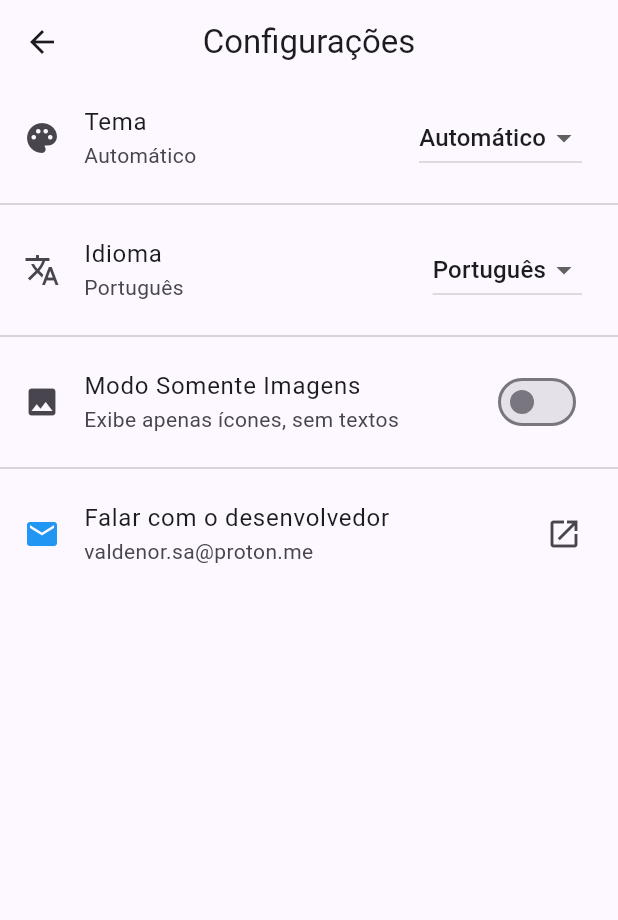
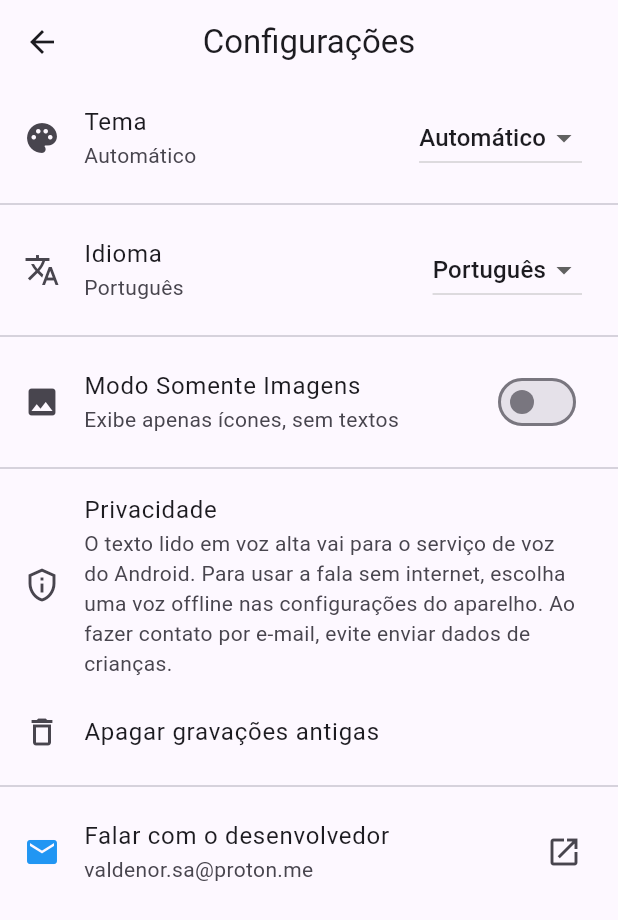
Before and after one commit to alunoadsnoite/tea-fala, a Flutter app: the SettingsScreen screen opened by its route, on a phone screen of 412 x 824 dp. Shown: the top 920 px of the screen. Run offline on Flutter 3.47's test engine with Material 3 defaults, Android fonts, the phone set to English and light mode, and no system bars; our stand-ins replace audioplayers, flutter_tts, shared_preferences; accounts and stored records are empty.

Commit message:
Protege gravações antigas e mantém o quadro acessível

```diff
--- a/lib/core/language/translation_service.dart
+++ b/lib/core/language/translation_service.dart
@@ -8,6 +8,13 @@ class TranslationService {
 
   static final Map<String, Map<String, String>> _translations = {
     'pt': {
+      'privacy': 'Privacidade',
+      'privacyNotice': 'O texto lido em voz alta vai para o serviço de voz do Android. Para usar a fala sem internet, escolha uma voz offline nas configurações do aparelho. Ao fazer contato por e-mail, evite enviar dados de crianças.',
+      'deleteLegacyAudio': 'Apagar gravações antigas',
+      'deleteLegacyAudioConfirm': 'Apagar os áudios gravados em versões anteriores neste aparelho? Os cartões voltam a usar a voz sintetizada.',
+      'delete': 'Apagar',
+      'legacyAudioDeleted': 'Gravações antigas apagadas deste aparelho.',
+      'legacyAudioDeleteError': 'Não foi possível apagar todas as gravações. Tente novamente.',
       'appTitle': 'TEA Fala',
       'home': 'Início',
       'settings': 'Configurações',
@@ -94,6 +101,13 @@ class TranslationService {
       'trocar_roupa': "Vou trocar de roupa",
     },
     'en': {
+      'privacy': 'Privacy',
+      'privacyNotice': 'Text read aloud goes to the Android speech service. To use speech offline, choose an offline voice in your device settings. When contacting us by email, avoid sending children’s data.',
+      'deleteLegacyAudio': 'Delete old recordings',
+      'deleteLegacyAudioConfirm': 'Delete recordings from older versions on this device? The cards will use synthesized speech again.',
+      'delete': 'Delete',
+      'legacyAudioDeleted': 'Old recordings deleted from this device.',
+      'legacyAudioDeleteError': 'Some recordings could not be deleted. Try again.',
       'appTitle': 'TEA Speaks',
       'home': 'Home',
       'settings': 'Settings',
@@ -179,6 +193,13 @@ class TranslationService {
       'trocar_roupa': "I’ll change clothes",
     },
     'es': {
+      'privacy': 'Privacidad',
+      'privacyNotice': 'El texto leído en voz alta se envía al servicio de voz de Android. Para usar la voz sin internet, elige una voz sin conexión en los ajustes del dispositivo. Si escribes por correo, evita enviar datos de menores.',
+      'deleteLegacyAudio': 'Borrar grabaciones antiguas',
+      'deleteLegacyAudioConfirm': '¿Borrar las grabaciones de versiones anteriores en este dispositivo? Las tarjetas volverán a usar la voz sintetizada.',
+      'delete': 'Borrar',
+      'legacyAudioDeleted': 'Grabaciones antiguas borradas de este dispositivo.',
+      'legacyAudioDeleteError': 'No se pudieron borrar todas las grabaciones. Inténtalo de nuevo.',
       'appTitle': 'TEA Habla',
       'home': 'Inicio',
       'settings': 'Configuración',
--- a/lib/presentation/screens/settings_screen.dart
+++ b/lib/presentation/screens/settings_screen.dart
@@ -3,6 +3,7 @@ import 'package:tea_fala/core/language/language_service.dart';
 import 'package:tea_fala/core/language/translation_service.dart';
 import 'package:tea_fala/core/theme/theme_service.dart';
 import 'package:tea_fala/data/repositories/contact_repository.dart';
+import 'package:tea_fala/data/repositories/custom_audio_repository.dart';
 
 /// Tela de Configurações do TEA Fala.
 class SettingsScreen extends StatefulWidget {
@@ -30,6 +31,38 @@ class SettingsScreen extends StatefulWidget {
 }
 
 class _SettingsScreenState extends State<SettingsScreen> {
+
+  Future<void> _deleteLegacyAudio() async {
+    final confirmed = await showDialog<bool>(
+      context: context,
+      builder: (context) => AlertDialog(
+        title: Text(widget.tr.t('deleteLegacyAudio')),
+        content: Text(widget.tr.t('deleteLegacyAudioConfirm')),
+        actions: [
+          TextButton(
+            onPressed: () => Navigator.pop(context, false),
+            child: Text(widget.tr.t('cancel')),
+          ),
+          TextButton(
+            onPressed: () => Navigator.pop(context, true),
+            child: Text(widget.tr.t('delete')),
+          ),
+        ],
+      ),
+    );
+    if (confirmed != true || !mounted) return;
+    var result = 'legacyAudioDeleted';
+    try {
+      await CustomAudioRepository.instance.deleteLegacyRecordings();
+    } catch (_) {
+      result = 'legacyAudioDeleteError';
+    }
+    if (mounted) {
+      ScaffoldMessenger.of(context).showSnackBar(
+        SnackBar(content: Text(widget.tr.t(result))),
+      );
+    }
+  }
 
   /// Abre o cliente de e-mail para contatar o desenvolvedor.
   Future<void> _contactDeveloper() async {
@@ -118,6 +151,18 @@ class _SettingsScreenState extends State<SettingsScreen> {
           ),
           const Divider(),
 
+          ListTile(
+            leading: const Icon(Icons.privacy_tip_outlined),
+            title: Text(widget.tr.t('privacy')),
+            subtitle: Text(widget.tr.t('privacyNotice')),
+          ),
+          ListTile(
+            leading: const Icon(Icons.delete_outline),
+            title: Text(widget.tr.t('deleteLegacyAudio')),
+            onTap: _deleteLegacyAudio,
+          ),
+          const Divider(),
+
           // Seção: Contato com desenvolvedor
           ListTile(
             leading: const Icon(Icons.email, color: Colors.blue),
--- a/pubspec.yaml
+++ b/pubspec.yaml
@@ -16,6 +16,7 @@ dependencies:
   shared_preferences: ^2.3.3
   url_launcher: ^6.3.1
   audioplayers: ^6.0.0
+  path_provider: ^2.1.5
 
 dev_dependencies:
   flutter_test:
```
Also changed, not shown: lib/data/repositories/custom_audio_repository.dart (+19 -0 lines), lib/presentation/screens/categoria_screen.dart (+16 -15 lines), pubspec.lock, 5 other files.
